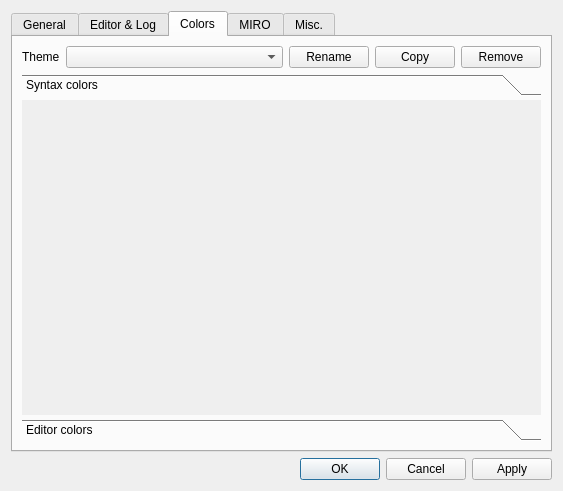
GAMS-dev/studio, file src/settingsdialog.ui: the form before one commit.
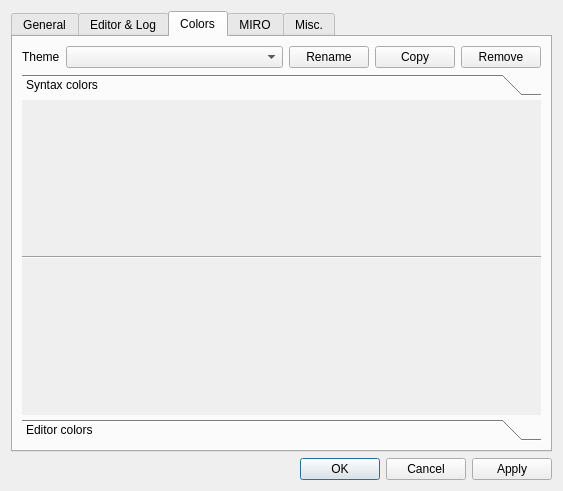
The form after the commit. The open tabs and pages were chosen to show the change.

Commit message: added editor colors (raw) and added separator below declaration part of syntax colors

The edit to the form file:
```diff
--- a/src/settingsdialog.ui
+++ b/src/settingsdialog.ui
@@ -585,6 +585,9 @@
            <string>Syntax colors</string>
           </attribute>
           <layout class="QVBoxLayout" name="verticalLayoutSc">
+           <property name="spacing">
+            <number>4</number>
+           </property>
            <property name="leftMargin">
             <number>0</number>
            </property>
@@ -599,6 +602,12 @@
            </property>
            <item>
             <widget class="QWidget" name="syntaxColors" native="true">
+             <property name="minimumSize">
+              <size>
+               <width>0</width>
+               <height>20</height>
+              </size>
+             </property>
              <layout class="QGridLayout" name="gridLayout_15">
               <property name="leftMargin">
                <number>0</number>
@@ -615,6 +624,13 @@
               <property name="spacing">
                <number>4</number>
               </property>
+              <item row="0" column="0">
+               <widget class="Line" name="syntaxColorLine">
+                <property name="orientation">
+                 <enum>Qt::Horizontal</enum>
+                </property>
+               </widget>
+              </item>
              </layout>
             </widget>
            </item>
```
Left out of the diff: 16 changed lines with no effect on the pictures. The commit also changes 3 other files.
